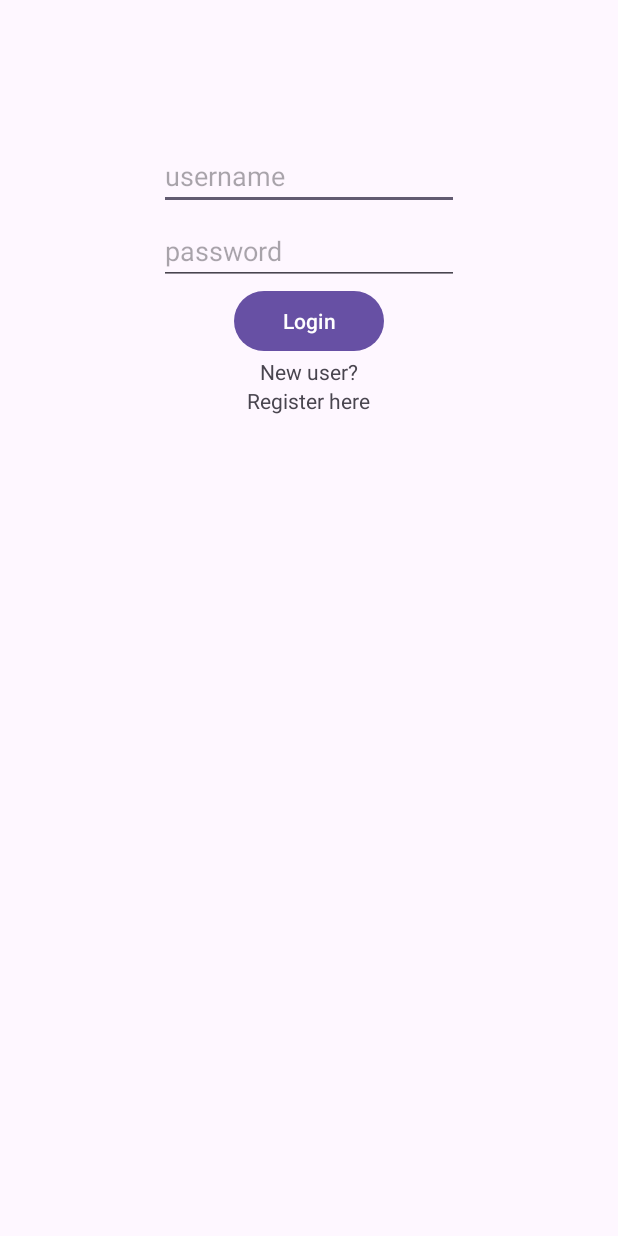
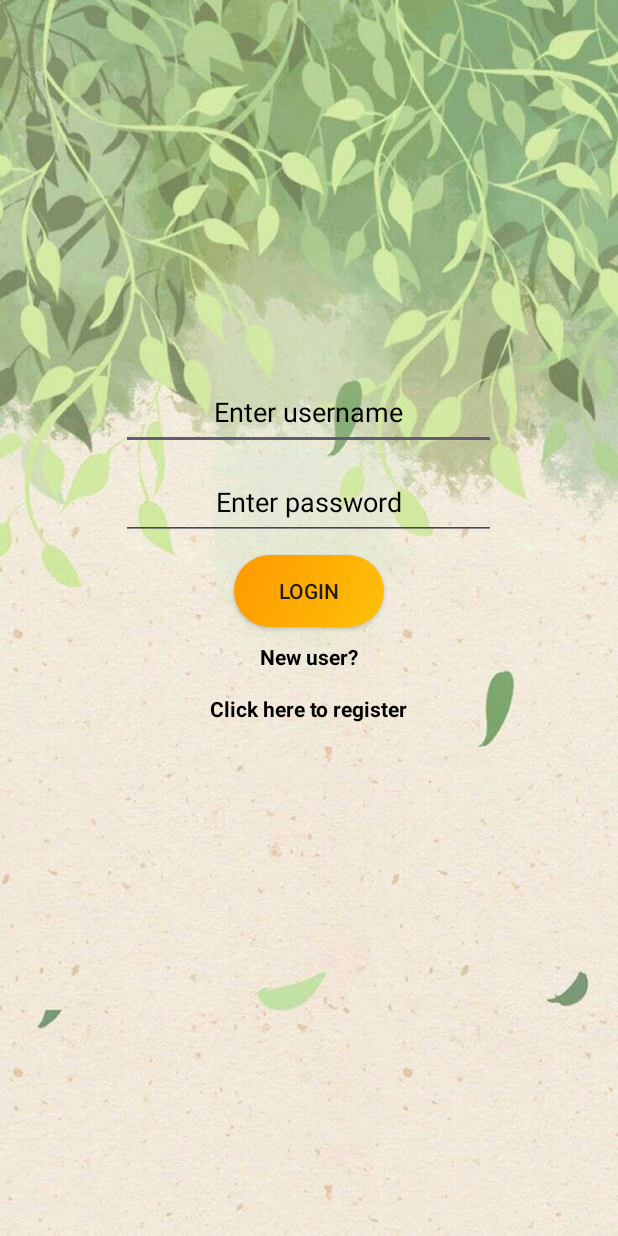
Before and after one commit to YashaswiNayak/EcoSnap, an Android app: the screen it shows after launch (Login), on a phone screen of 412 x 824 dp. Run offline under Robolectric (Android 15) with nearby library versions, the phone set to English and light mode, and no system bars.

Commit message:
ui in register and login

```diff
--- a/app/src/main/res/layout/login_page.xml
+++ b/app/src/main/res/layout/login_page.xml
@@ -1,47 +1,64 @@
 <?xml version="1.0" encoding="utf-8"?>
-<LinearLayout xmlns:android="http://schemas.android.com/apk/res/android"
+<RelativeLayout xmlns:android="http://schemas.android.com/apk/res/android"
     xmlns:app="http://schemas.android.com/apk/res-auto"
     xmlns:tools="http://schemas.android.com/tools"
     android:layout_width="match_parent"
+    android:background="@drawable/opening_wallpaper"
     android:layout_height="match_parent"
-    tools:context=".MainActivity"
-    android:orientation="vertical">
+    tools:context=".MainActivity">
 
     <EditText
         android:id="@+id/username"
-        android:layout_width="200dp"
-        android:layout_height="40dp"
-        android:hint="username"
-        android:layout_gravity="center"
-        android:layout_marginTop="100dp"/>
+        android:layout_width="250dp"
+        android:textColorHint="@color/black"
+        android:layout_height="50dp"
+        android:textAlignment="center"
+        android:hint="Enter username"
+        android:layout_centerHorizontal="true"
+        android:layout_marginTop="250dp"/>
+
     <EditText
         android:id="@+id/password"
-        android:layout_width="200dp"
-        android:layout_height="40dp"
-        android:hint="password"
+        android:layout_width="250dp"
+        android:layout_height="50dp"
+        android:textColorHint="@color/black"
+        android:textAlignment="center"
+        android:hint="Enter password"
         android:inputType="textPassword"
-        android:layout_gravity="center"
+        android:layout_below="@id/username"
+        android:layout_centerHorizontal="true"
         android:layout_marginTop="10dp"/>
-    <Button
+
+    <androidx.appcompat.widget.AppCompatButton
         android:id="@+id/btnLogin"
         android:layout_width="100dp"
+        android:background="@drawable/create_post_button_design"
         android:layout_height="wrap_content"
         android:text="Login"
-        android:layout_gravity="center"
-        />
+        android:layout_below="@id/password"
+        android:layout_centerHorizontal="true"
+        android:layout_marginTop="10dp"/>
+
     <TextView
         android:layout_width="wrap_content"
         android:layout_height="wrap_content"
+        android:textColor="@color/black"
+        android:id="@+id/newuser"
         android:text="New user?"
-        android:layout_gravity="center"/>
+        android:textStyle="bold"
+        android:layout_below="@id/btnLogin"
+        android:layout_centerHorizontal="true"
+        android:layout_marginTop="10dp"/>
+
     <TextView
         android:id="@+id/registerRedirect"
         android:layout_width="wrap_content"
+        android:textColor="@color/black"
+        android:textStyle="bold"
         android:layout_height="wrap_content"
-        android:text="Register here"
-        android:layout_gravity="center"
-        />
+        android:text="Click here to register"
+        android:layout_below="@id/newuser"
+        android:layout_centerHorizontal="true"
+        android:layout_marginTop="15dp"/>
 
-
-
-</LinearLayout>
+</RelativeLayout>
```
Also changed, not shown: app/src/main/res/layout/register_page.xml (+24 -9 lines).
